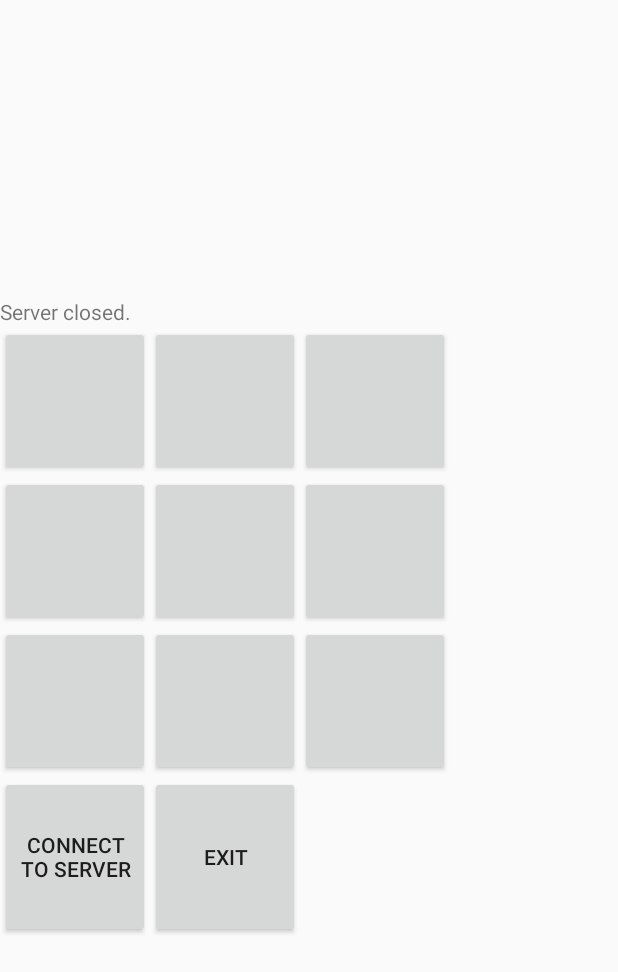
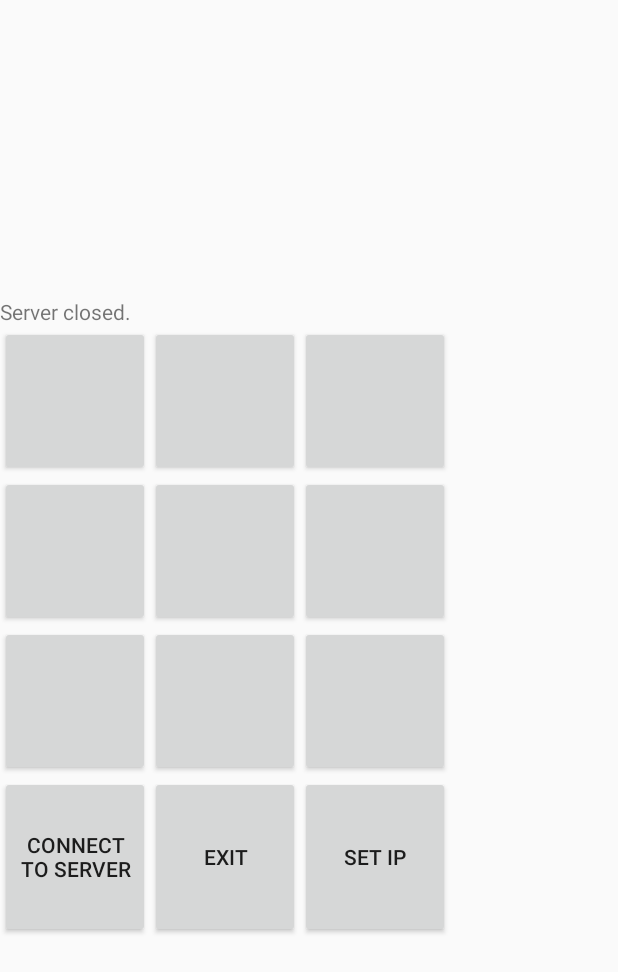
Before and after one commit to Kimentii/TicTacToeOnAndroid, an Android app: the screen it shows after launch (MainActivity), after a tap on "CONNECT TO SERVER", on a phone screen of 412 x 824 dp. Shown: the top 972 px of the screen. Run offline under Robolectric (Android 15) with nearby library versions, the light colour scheme and no system bars.

Commit message:
setIP function added

```diff
--- a/CourseProject2/app/build.gradle
+++ b/CourseProject2/app/build.gradle
@@ -25,5 +25,7 @@ dependencies {
         exclude group: 'com.android.support', module: 'support-annotations'
     })
     compile 'com.android.support:appcompat-v7:24.2.1'
+    compile 'com.android.support.constraint:constraint-layout:1.0.0-alpha7'
+    compile 'com.android.support:design:24.2.1'
     testCompile 'junit:junit:4.12'
 }
--- a/CourseProject2/app/src/main/java/com/example/courseproject2/Client.java
+++ b/CourseProject2/app/src/main/java/com/example/courseproject2/Client.java
@@ -15,7 +15,7 @@ import java.net.Socket;
 
 public class Client extends AsyncTask<Void, String, Void> {
 
-    String IP = "10.0.2.2";                                 //локальный IP
+    String IP;                                 //локальный IP
     int PORT;                                               //номер порта
     Button[][] buttons;                                     //ссылка на кнопки(игровое поле)
     TextView text;                                          //текстовое сообщение
@@ -31,9 +31,10 @@ public class Client extends AsyncTask<Void, String, Void> {
     /*
     Конструктор
      */
-    public Client(int p, Button[][] b, TextView tv, Toast t) {
+    public Client(int p, String ip, Button[][] b, TextView tv, Toast t) {
         buttons = b;
         PORT = p;
+        IP = ip;
         text = tv;
         toast = t;
     }
@@ -115,7 +116,7 @@ public class Client extends AsyncTask<Void, String, Void> {
         try {
             InetAddress ipAddress = InetAddress.getByName(IP); // создаем объект который отображает вышеописанный IP-адрес.
             System.out.println("Trying connect to server");
-            clientSocket.connect(new InetSocketAddress(IP, PORT), 10000);
+            clientSocket.connect(new InetSocketAddress(IP, PORT), 5000);
             System.out.println("Connected to server");
             toast.setText("Connected to server");
             toast.show();
--- a/CourseProject2/app/src/main/java/com/example/courseproject2/MainActivity.java
+++ b/CourseProject2/app/src/main/java/com/example/courseproject2/MainActivity.java
@@ -1,7 +1,9 @@
 package com.example.courseproject2;
 
 import android.app.Activity;
+import android.content.Intent;
 import android.os.Bundle;
+import android.support.annotation.MainThread;
 import android.view.View;
 import android.widget.Button;
 import android.widget.TableLayout;
@@ -11,6 +13,7 @@ import android.widget.Toast;
 
 public class MainActivity extends Activity {
 
+    String IP = "10.0.2.2";
     private Button[][] buttons = new Button[3][3];                      //поле из кнопок
     private TableLayout layout;
     private TextView text;                                              //текстовое поле
@@ -42,7 +45,7 @@ public class MainActivity extends Activity {
         public void onClick(View view) {
             if (client == null) {
                 Toast toast = Toast.makeText(MainActivity.this, "", Toast.LENGTH_SHORT);
-                client = new Client(6666, buttons, text, toast);
+                client = new Client(6666, IP, buttons, text, toast);
                 client.execute();
             }
         }
@@ -59,6 +62,15 @@ public class MainActivity extends Activity {
                 }
             }
             finish();
+        }
+    }
+
+    public class setIPButtonListener implements View.OnClickListener {
+        public void onClick(View view) {
+            if(client == null) {
+                Intent intent = new Intent(getApplicationContext(), setIPActivity.class);
+                startActivityForResult(intent,1);
+            }
         }
     }
 
@@ -105,6 +117,14 @@ public class MainActivity extends Activity {
         exitButton.setWidth(150);
         exitButton.setHeight(150);
 
+        Button setIPbutton = new Button(this);
+        setIPbutton.setText("Set IP");
+        setIPbutton.setOnClickListener(new setIPButtonListener());
+        row.addView(setIPbutton, new TableRow.LayoutParams(TableRow.LayoutParams.MATCH_PARENT,
+                TableRow.LayoutParams.MATCH_PARENT));
+        setIPbutton.setWidth(150);
+        setIPbutton.setHeight(150);
+
         layout.addView(row, new TableLayout.LayoutParams(TableLayout.LayoutParams.MATCH_PARENT,
                 TableLayout.LayoutParams.MATCH_PARENT));
     }
@@ -117,4 +137,15 @@ public class MainActivity extends Activity {
         buildGameField();
         buildServerClient();
     }
+
+    @Override
+    protected void onActivityResult(int requestCode, int resultCode, Intent data) {
+        super.onActivityResult(requestCode, resultCode, data);
+        if(data!=null)
+        {
+            return;
+        }
+        String ip=data.getStringExtra("IP").toString();
+        if(ip.length()>0) IP = ip;
+    }
 }
--- a/CourseProject2/app/src/main/res/values/dimens.xml
+++ b/CourseProject2/app/src/main/res/values/dimens.xml
@@ -2,4 +2,5 @@
     <!-- Default screen margins, per the Android Design guidelines. -->
     <dimen name="activity_horizontal_margin">16dp</dimen>
     <dimen name="activity_vertical_margin">16dp</dimen>
+    <dimen name="fab_margin">16dp</dimen>
 </resources>
--- a/CourseProject2/app/src/main/res/values/strings.xml
+++ b/CourseProject2/app/src/main/res/values/strings.xml
@@ -1,3 +1,4 @@
 <resources>
     <string name="app_name">CourseProject2</string>
+    <string name="title_activity_set_ip">setIPActivity</string>
 </resources>
--- a/CourseProject2/app/src/main/res/values/styles.xml
+++ b/CourseProject2/app/src/main/res/values/styles.xml
@@ -8,4 +8,13 @@
         <item name="colorAccent">@color/colorAccent</item>
     </style>
 
+    <style name="AppTheme.NoActionBar">
+        <item name="windowActionBar">false</item>
+        <item name="windowNoTitle">true</item>
+    </style>
+
+    <style name="AppTheme.AppBarOverlay" parent="ThemeOverlay.AppCompat.Dark.ActionBar" />
+
+    <style name="AppTheme.PopupOverlay" parent="ThemeOverlay.AppCompat.Light" />
+
 </resources>
```
Also changed, not shown: CourseProject2/app/src/main/AndroidManifest.xml (+7 -8 lines), CourseProject2/app/src/main/java/com/example/courseproject2/setIPActivity.java (added, +38 -0 lines), CourseProject2/app/src/main/res/layout/activity_set_ip.xml (added, +34 -0 lines), CourseProject2/app/src/main/res/layout/content_set_ip.xml (added, +11 -0 lines).
